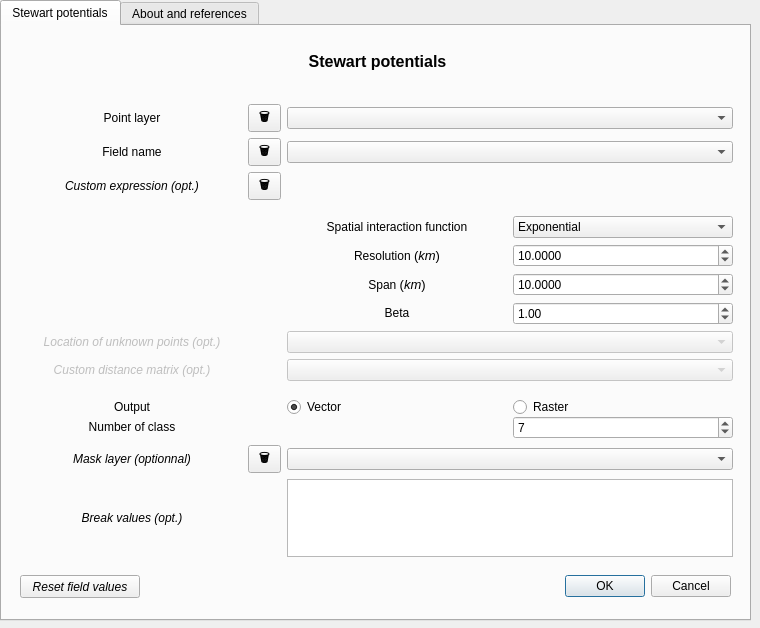
Before: the Qt Designer form SpatialPositionModel_dialog_base.ui in mthh/SpatialPositionModel, drawn with Qt 5.
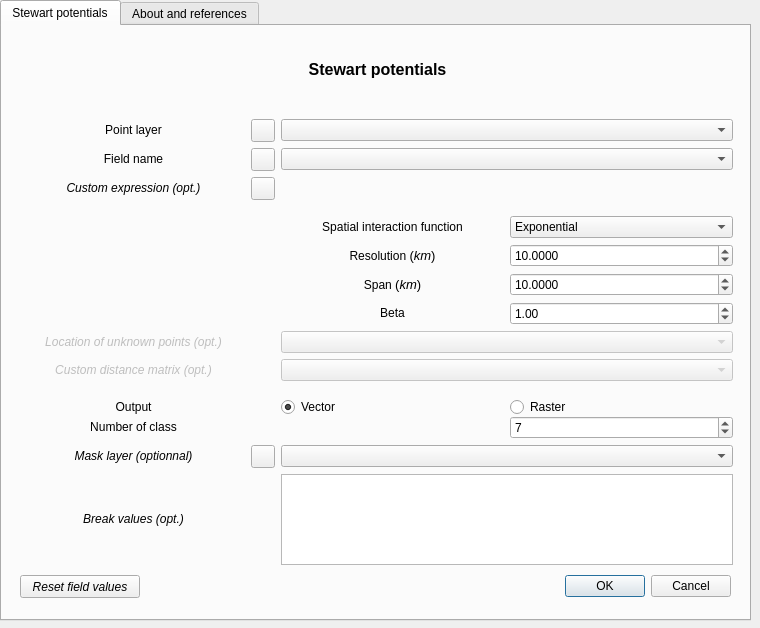
After: the same form once the commit is applied. Custom widgets are drawn as their Qt base class.

The edit to the form file:
```diff
--- a/SpatialPositionModel_dialog_base.ui
+++ b/SpatialPositionModel_dialog_base.ui
@@ -22,6 +22,11 @@
      <height>621</height>
     </rect>
    </property>
+   <property name="font">
+    <font>
+     <stylestrategy>PreferDefault</stylestrategy>
+    </font>
+   </property>
    <property name="currentIndex">
     <number>0</number>
    </property>
@@ -291,7 +296,13 @@
            </font>
           </property>
           <property name="text">
-           <string>🗑</string>
+           <string notr="true"/>
+          </property>
+          <property name="iconSize">
+           <size>
+            <width>16</width>
+            <height>16</height>
+           </size>
           </property>
          </widget>
         </item>
@@ -306,7 +317,13 @@
            </font>
           </property>
           <property name="text">
-           <string>🗑</string>
+           <string notr="true"/>
+          </property>
+          <property name="iconSize">
+           <size>
+            <width>16</width>
+            <height>16</height>
+           </size>
           </property>
          </widget>
         </item>
@@ -320,7 +337,13 @@
            </font>
           </property>
           <property name="text">
-           <string>🗑</string>
+           <string/>
+          </property>
+          <property name="iconSize">
+           <size>
+            <width>16</width>
+            <height>16</height>
+           </size>
           </property>
          </widget>
         </item>
@@ -341,7 +364,7 @@
        <x>20</x>
        <y>390</y>
        <width>711</width>
-       <height>141</height>
+       <height>149</height>
       </rect>
      </property>
      <layout class="QGridLayout" name="gridLayout_3">
@@ -413,6 +436,12 @@
       </item>
       <item row="1" column="1">
        <widget class="QToolButton" name="clean_mask_layer">
+        <property name="sizePolicy">
+         <sizepolicy hsizetype="Fixed" vsizetype="Fixed">
+          <horstretch>0</horstretch>
+          <verstretch>0</verstretch>
+         </sizepolicy>
+        </property>
         <property name="font">
          <font>
           <family>Monospace</family>
@@ -422,7 +451,16 @@
          </font>
         </property>
         <property name="text">
-         <string>🗑</string>
+         <string notr="true"/>
+        </property>
+        <property name="checkable">
+         <bool>false</bool>
+        </property>
+        <property name="autoRepeat">
+         <bool>false</bool>
+        </property>
+        <property name="autoExclusive">
+         <bool>false</bool>
         </property>
        </widget>
       </item>
```
Left out of the diff: 30 changed lines with no effect on the pictures.
